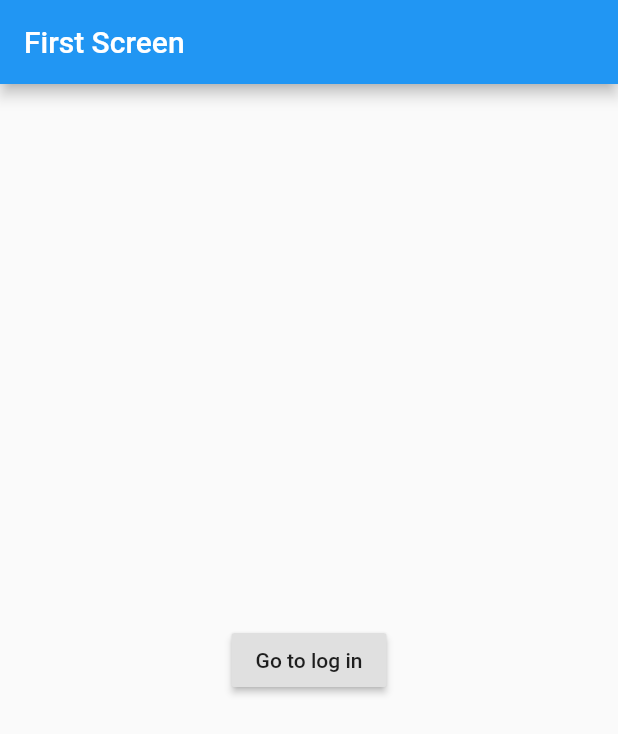
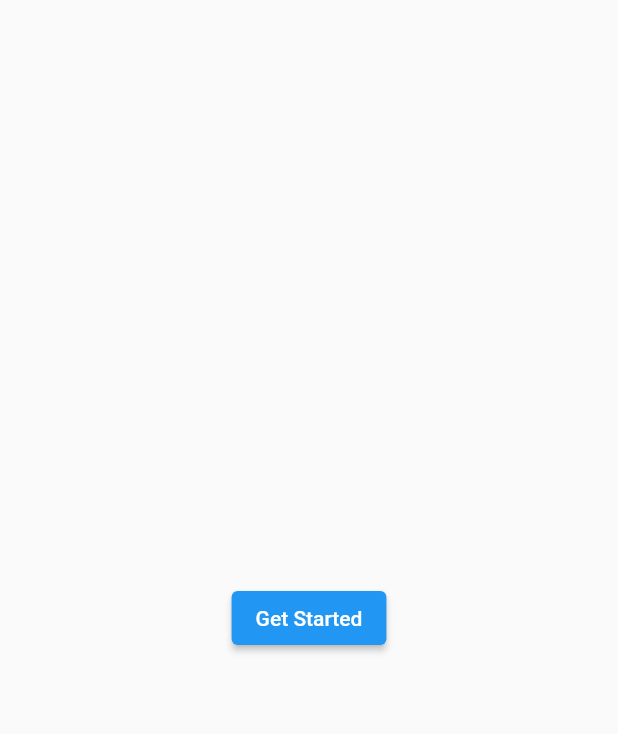
Before and after one commit to eLeSss/metask_project, a Flutter app: the screen it shows after launch, on a phone screen of 412 x 824 dp. Shown: the top 734 px of the screen. Run offline on Flutter 3.47's test engine with Material 2 defaults, Android fonts, the phone set to English and light mode, and no system bars.

Commit message:
Navigation
ps. I fixed your code robert. it's a mess.

```diff
--- /dev/null
+++ b/lib/getStarted.dart
@@ -0,0 +1,28 @@
+//import 'package:flutter/cupertino.dart';
+import 'package:flutter/material.dart';
+import 'package:metask/signIn.dart';
+
+//void main() {
+//  runApp(letsstart());
+//}
+
+class GetStarted extends StatelessWidget {
+  const GetStarted({Key? key}) : super(key: key);
+
+  @override
+  Widget build(BuildContext context) {
+    return Scaffold(
+      body: Center(
+        child: ElevatedButton(
+          onPressed: () {
+            Navigator.push(
+              context,
+              MaterialPageRoute(builder: (context) => const SignIn()),
+            );
+          },
+          child: const Text('Get Started'),
+        ),
+      ),
+    );
+  }
+}
--- a/lib/main.dart
+++ b/lib/main.dart
@@ -1,29 +1,9 @@
 import 'package:flutter/material.dart';
-import 'package:metask/letsstart.dart';
+import 'package:metask/getStarted.dart';
 
 void main() {
   runApp(MaterialApp(
     title: 'route',
-    home: Metask(),
+    home: GetStarted(),
   ));
 }
-
-class Metask extends StatelessWidget {
-  @override
-  Widget build(BuildContext context) {
-    return Scaffold(
-      appBar: AppBar(
-        title: Text('First Screen'),
-      ),
-      body: Center(
-        child: RaisedButton(
-          child: Text('Go to log in'),
-          onPressed: () {
-            Navigator.push(
-                context, MaterialPageRoute(builder: (context) => letsstart()));
-          },
-        ),
-      ),
-    );
-  }
-}
```
Also changed, not shown: lib/letsstart.dart (deleted, +0 -30 lines), lib/signIn.dart (+17 -1 lines).
